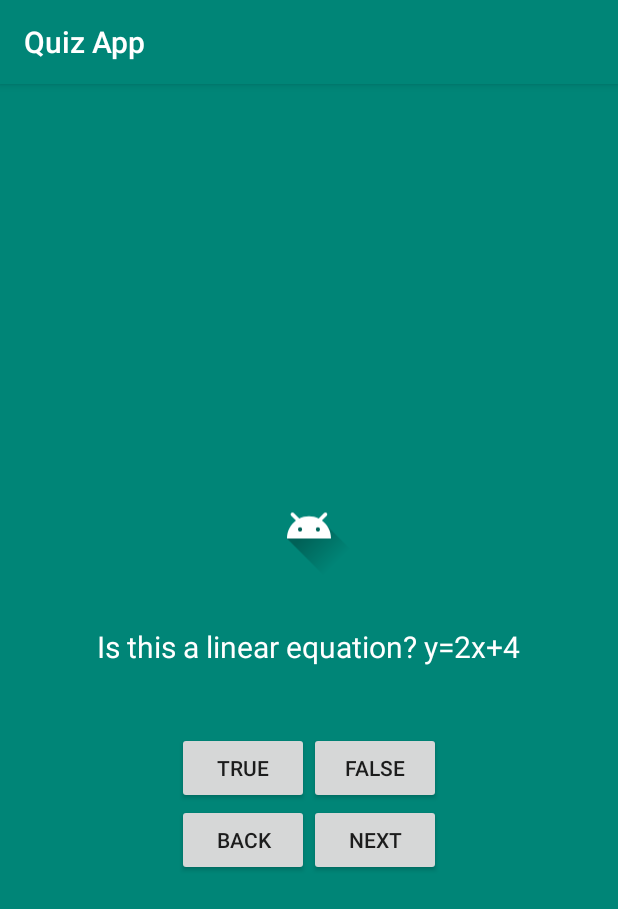
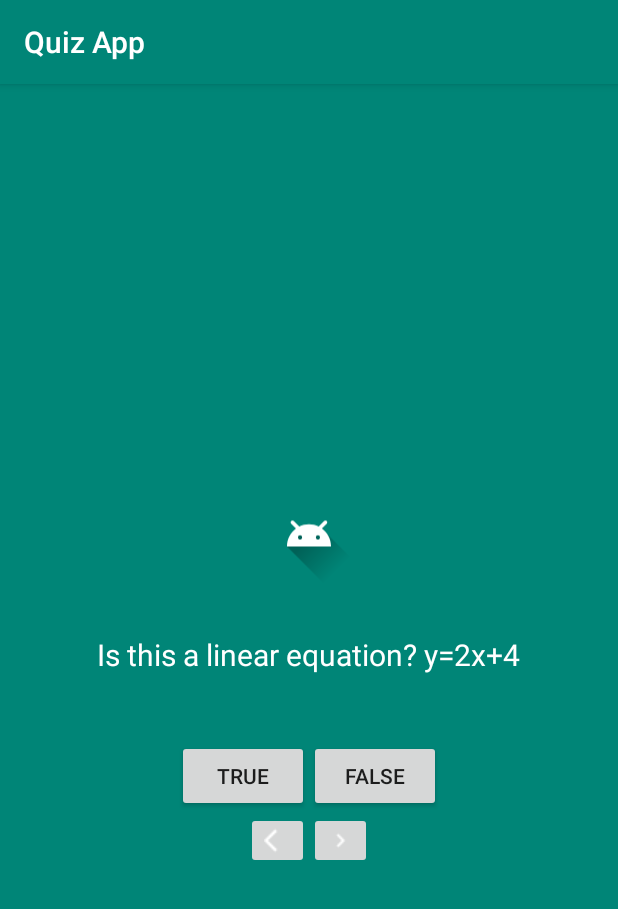
Before and after one commit to Nesar13/QuizApp, an Android app: the screen it shows after launch (MainActivity), on a phone screen of 412 x 824 dp. Shown: the top 909 px of the screen. Run offline under Robolectric (Android 15) with nearby library versions, the phone set to English and light mode, and no system bars.

Commit message:
used Android Icons for ImageButtons

```diff
--- a/app/src/main/java/com/example/quizapp/MainActivity.java
+++ b/app/src/main/java/com/example/quizapp/MainActivity.java
@@ -6,6 +6,7 @@ import android.os.Bundle;
 import android.util.Log;
 import android.view.View;
 import android.widget.Button;
+import android.widget.ImageButton;
 import android.widget.TextView;
 import android.widget.Toast;
 
@@ -13,8 +14,8 @@ public class MainActivity extends AppCompatActivity implements View.OnClickListe
     private Button trueButton;
     private Button falseButton;
     private TextView questionText;
-    private Button nextButton;
-    private Button backButton;
+    private ImageButton nextButton;
+    private ImageButton backButton;
     private int currentIndex = 0;
 
 
--- a/app/src/main/res/layout/activity_main.xml
+++ b/app/src/main/res/layout/activity_main.xml
@@ -53,17 +53,21 @@
         android:layout_height="wrap_content"
         android:orientation="horizontal">
 
-    <Button
+    <ImageButton
         android:layout_width="wrap_content"
+        android:src="@drawable/arrow_back"
         android:layout_height="wrap_content"
         android:id="@+id/back_button"
-        android:text="@string/back_text" />
+        android:text="@string/back_text"
+        android:contentDescription="@string/back_text" />
 
-    <Button
+    <ImageButton
+        android:src="@drawable/navigate_next"
         android:layout_width="wrap_content"
         android:layout_height="wrap_content"
         android:id="@+id/next_button"
-        android:text="@string/next_text"/>
+        android:text="@string/next_text"
+        android:contentDescription="@string/next_text"/>
 
 
     </LinearLayout>
```
Also changed, not shown: app/src/main/res/drawable/arrow_back.png (renamed from app/src/main/res/drawable/baseline_arrow_back_ios_white_18dp.png).
